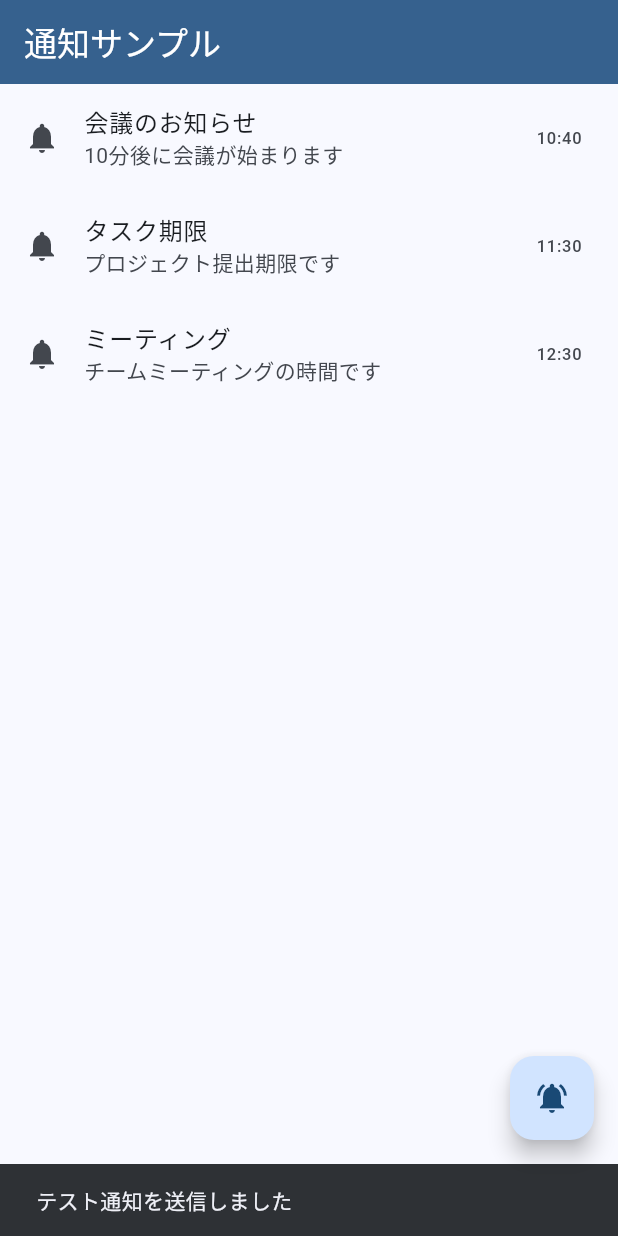
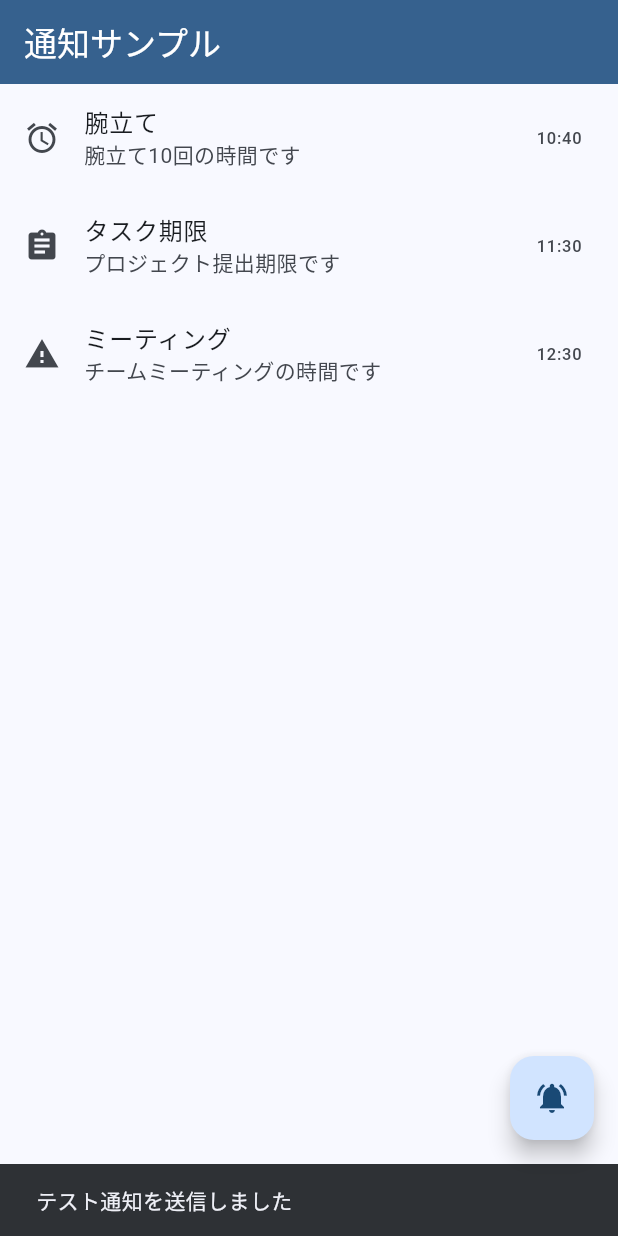
Before and after one commit to tanakacha/pksha-hackathon-2025, a Flutter app: the screen it shows after launch, after a tap on the "notifications active" icon, on a phone screen of 412 x 824 dp. Run offline on Flutter 3.47's test engine with Material 3 defaults, Android fonts, the phone set to English and light mode, and no system bars; our stand-ins replace flutter_local_notifications, timezone.

Commit message:
feat: モックデータで任意の通知メッセージを送信 #1

```diff
--- a/lib/main.dart
+++ b/lib/main.dart
@@ -1,5 +1,6 @@
 import 'package:flutter/material.dart';
-import 'package:pksha/notification/notification.dart';
+import 'package:pksha/notification/models/notification_model.dart';
+import 'package:pksha/notification/services/notification_service.dart';
 // import 'services/notification_service.dart';
 // import 'models/notification_model.dart';
 
@@ -42,10 +43,10 @@ class _NotificationScreenState extends State<NotificationScreen> {
   final List<NotificationModel> _notifications = [
     NotificationModel(
       id: 1,
-      title: '会議のお知らせ',
-      message: '10分後に会議が始まります',
+      title: '腕立て',
+      message: '腕立て10回の時間です',
       scheduledTime: DateTime.now().add(const Duration(minutes: 10)),
-      iconName: 'meeting',
+      iconName: 'alarm',
     ),
     NotificationModel(
       id: 2,
@@ -106,12 +107,30 @@ class _NotificationScreenState extends State<NotificationScreen> {
       title: '予約通知テスト',
       body: '10秒後に予約した通知です',
       scheduledTime: now,
-      iconName: 'test',
+      iconName: 'alarm',
     );
 
     ScaffoldMessenger.of(
       context,
     ).showSnackBar(const SnackBar(content: Text('テスト通知を送信しました')));
+  }
+
+  // アイコン名から適切なIconDataを取得
+  IconData _getIconData(String? iconName) {
+    switch (iconName) {
+      case 'alarm':
+        return Icons.alarm;
+      case 'meeting':
+        return Icons.people;
+      case 'task':
+        return Icons.assignment;
+      case 'alert':
+        return Icons.warning;
+      case 'test':
+        return Icons.notifications_active;
+      default:
+        return Icons.notifications;
+    }
   }
 
   @override
@@ -132,7 +151,7 @@ class _NotificationScreenState extends State<NotificationScreen> {
             trailing: Text(
               '${notification.scheduledTime.hour}:${notification.scheduledTime.minute.toString().padLeft(2, '0')}',
             ),
-            leading: const Icon(Icons.notifications),
+            leading: Icon(_getIconData(notification.iconName)),
           );
         },
       ),
--- /dev/null
+++ b/lib/notification/models/notification_model.dart
@@ -0,0 +1,16 @@
+// 通知のモデルクラス
+class NotificationModel {
+  final int id;
+  final String title;
+  final String message;
+  final DateTime scheduledTime;
+  final String? iconName;
+
+  NotificationModel({
+    required this.id,
+    required this.title,
+    required this.message,
+    required this.scheduledTime,
+    this.iconName,
+  });
+}
--- a/lib/notification/notification.dart
+++ /dev/null
@@ -1,144 +0,0 @@
-import 'dart:io';
-import 'package:flutter/material.dart';
-import 'package:flutter_local_notifications/flutter_local_notifications.dart';
-import 'package:timezone/timezone.dart' as tz;
-import 'package:timezone/data/latest.dart' as tz_data;
-
-class NotificationService {
-  static final NotificationService _instance = NotificationService._internal();
-  final FlutterLocalNotificationsPlugin flutterLocalNotificationsPlugin =
-      FlutterLocalNotificationsPlugin();
-
-  factory NotificationService() {
-    return _instance;
-  }
-
-  NotificationService._internal();
-
-  Future<void> initialize() async {
-    tz_data.initializeTimeZones();
-
-    // iOS 通知設定 - フォアグラウンド表示設定を強化
-    final DarwinInitializationSettings iOSSettings =
-        DarwinInitializationSettings(
-          requestAlertPermission: true,
-          requestBadgePermission: true,
-          requestSoundPermission: true,
-          defaultPresentAlert: true,
-          defaultPresentBadge: true,
-          defaultPresentSound: true,
-          defaultPresentBanner: true,
-          defaultPresentList: true,
-          notificationCategories: [
-            DarwinNotificationCategory(
-              'plainCategory',
-              actions: [DarwinNotificationAction.plain('id', 'タイトル')],
-              options: <DarwinNotificationCategoryOption>{
-                DarwinNotificationCategoryOption.hiddenPreviewShowTitle,
-              },
-            ),
-          ],
-        );
-
-    final InitializationSettings initSettings = InitializationSettings(
-      iOS: iOSSettings,
-    );
-
-    await flutterLocalNotificationsPlugin.initialize(
-      initSettings,
-      onDidReceiveNotificationResponse: (NotificationResponse details) {
-        debugPrint('通知がタップされました: ${details.payload}');
-      },
-    );
-
-    if (Platform.isIOS) {
-      await flutterLocalNotificationsPlugin
-          .resolvePlatformSpecificImplementation<
-            IOSFlutterLocalNotificationsPlugin
-          >()
-          ?.requestPermissions(alert: true, badge: true, sound: true);
-    }
-  }
-
-  // 即時通知を送信する簡易メソッド
-  Future<void> showNotification({
-    required int id,
-    required String title,
-    required String body,
-    String? iconName,
-  }) async {
-    // 最大レベルの割り込み設定でiOS通知を構成
-    final DarwinNotificationDetails iosDetails = DarwinNotificationDetails(
-      presentAlert: true,
-      presentBadge: true,
-      presentSound: true,
-      presentBanner: true,
-      presentList: true,
-      sound: 'default',
-      interruptionLevel: InterruptionLevel.timeSensitive, // 時間に敏感な通知として設定
-      categoryIdentifier: 'plainCategory', // カテゴリを設定
-    );
-
-    final NotificationDetails notificationDetails = NotificationDetails(
-      iOS: iosDetails,
-    );
-
-    await flutterLocalNotificationsPlugin.show(
-      id,
-      title,
-      body,
-      notificationDetails,
-    );
-  }
-
-  // 指定時間に通知を予約
-  Future<void> scheduleNotification({
-    required int id,
-    required String title,
-    required String body,
-    required DateTime scheduledTime,
-    String? iconName,
-  }) async {
-    final DarwinNotificationDetails iosDetails = DarwinNotificationDetails(
-      presentAlert: true,
-      presentBadge: true,
-      presentSound: true,
-      presentBanner: true,
-      presentList: true,
-      sound: 'default',
-      interruptionLevel: InterruptionLevel.timeSensitive,
-      categoryIdentifier: 'plainCategory',
-    );
-
-    final NotificationDetails notificationDetails = NotificationDetails(
-      iOS: iosDetails,
-    );
-
-    await flutterLocalNotificationsPlugin.zonedSchedule(
-      id,
-      title,
-      body,
-      tz.TZDateTime.from(scheduledTime, tz.local),
-      notificationDetails,
-      matchDateTimeComponents: DateTimeComponents.time,
-      androidScheduleMode: AndroidScheduleMode.exact,
-    );
-  }
-}
-
-// 通知のモデルクラス
-class NotificationModel {
-  final int id;
-  final String title;
-  final String message;
-  final DateTime scheduledTime;
-  final String? iconName;
-
-  NotificationModel({
-    required this.id,
-    required this.title,
-    required this.message,
-    required this.scheduledTime,
-    this.iconName,
-  });
-}
--- /dev/null
+++ b/lib/notification/services/notification_service.dart
@@ -0,0 +1,182 @@
+import 'dart:io';
+import 'package:flutter/material.dart';
+import 'package:flutter_local_notifications/flutter_local_notifications.dart';
+import 'package:timezone/timezone.dart' as tz;
+import 'package:timezone/data/latest.dart' as tz_data;
+
+class NotificationService {
+  static final NotificationService _instance = NotificationService._internal();
+  final FlutterLocalNotificationsPlugin flutterLocalNotificationsPlugin =
+      FlutterLocalNotificationsPlugin();
+
+  factory NotificationService() {
+    return _instance;
+  }
+
+  NotificationService._internal();
+
+  Future<void> initialize() async {
+    tz_data.initializeTimeZones();
+
+    // iOS 通知設定 - フォアグラウンド表示設定を強化
+    final DarwinInitializationSettings iOSSettings =
+        DarwinInitializationSettings(
+          requestAlertPermission: true,
+          requestBadgePermission: true,
+          requestSoundPermission: true,
+          defaultPresentAlert: true,
+          defaultPresentBadge: true,
+          defaultPresentSound: true,
+          defaultPresentBanner: true,
+          defaultPresentList: true,
+          notificationCategories: [
+            DarwinNotificationCategory(
+              'plainCategory',
+              actions: [DarwinNotificationAction.plain('id', 'タイトル')],
+              options: <DarwinNotificationCategoryOption>{
+                DarwinNotificationCategoryOption.hiddenPreviewShowTitle,
+              },
+            ),
+            DarwinNotificationCategory(
+              'alarm',
+              actions: [DarwinNotificationAction.plain('stop', '停止')],
+              options: <DarwinNotificationCategoryOption>{
+                DarwinNotificationCategoryOption.hiddenPreviewShowTitle,
+              },
+            ),
+          ],
+        );
+
+    final InitializationSettings initSettings = InitializationSettings(
+      iOS: iOSSettings,
+    );
+
+    await flutterLocalNotificationsPlugin.initialize(
+      initSettings,
+      onDidReceiveNotificationResponse: (NotificationResponse details) {
+        debugPrint('通知がタップされました: ${details.payload}');
+      },
+    );
+
+    if (Platform.isIOS) {
+      await flutterLocalNotificationsPlugin
+          .resolvePlatformSpecificImplementation<
+            IOSFlutterLocalNotificationsPlugin
+          >()
+          ?.requestPermissions(alert: true, badge: true, sound: true);
+    }
+  }
+
+  // 即時通知を送信する簡易メソッド
+  Future<void> showNotification({
+    required int id,
+    required String title,
+    required String body,
+    String? iconName,
+  }) async {
+    // 最大レベルの割り込み設定でiOS通知を構成
+    final DarwinNotificationDetails iosDetails = DarwinNotificationDetails(
+      presentAlert: true,
+      presentBadge: true,
+      presentSound: true,
+      presentBanner: true,
+      presentList: true,
+      sound: 'default',
+      interruptionLevel: InterruptionLevel.timeSensitive, // 時間に敏感な通知として設定
+      categoryIdentifier: iconName ?? 'alarm', // アラームまたは指定したアイコン名
+      threadIdentifier: 'alarm_notifications', // 通知をグループ化
+      attachments: getNotificationAttachment(iconName), // 通知にカスタム画像を添付
+    );
+
+    final NotificationDetails notificationDetails = NotificationDetails(
+      iOS: iosDetails,
+    );
+
+    await flutterLocalNotificationsPlugin.show(
+      id,
+      title,
+      body,
+      notificationDetails,
+    );
+  }
+
+  // 指定時間に通知を予約
+  Future<void> scheduleNotification({
+    required int id,
+    required String title,
+    required String body,
+    required DateTime scheduledTime,
+    String? iconName,
+  }) async {
+    final DarwinNotificationDetails iosDetails = DarwinNotificationDetails(
+      presentAlert: true,
+      presentBadge: true,
+      presentSound: true,
+      presentBanner: true,
+      presentList: true,
+      sound: 'default',
+      interruptionLevel: InterruptionLevel.timeSensitive,
+      categoryIdentifier: iconName ?? 'alarm', // アラームまたは指定したアイコン名
+      threadIdentifier: 'alarm_notifications', // 通知をグループ化
+    );
+
+    final NotificationDetails notificationDetails = NotificationDetails(
+      iOS: iosDetails,
+    );
+
+    await flutterLocalNotificationsPlugin.zonedSchedule(
+      id,
+      title,
+      body,
+      tz.TZDateTime.from(scheduledTime, tz.local),
+      notificationDetails,
+      matchDateTimeComponents: DateTimeComponents.time,
+      androidScheduleMode: AndroidScheduleMode.exact,
+    );
+  }
+
+  // 通知アイコン名に基づいて添付ファイルを取得
+  List<DarwinNotificationAttachment>? getNotificationAttachment(String? iconName) {
+    // iconNameに基づいて異なる添付ファイルを返す
+    // 注意: 実際の画像ファイルはiOSのAssets.xcassetsに追加する必要があります
+    try {
+      if (iconName == null) return null;
+
+      String assetName;
+
+      switch (iconName) {
+        case 'alarm':
+          assetName = 'alarm_icon';
+          break;
+        case 'task':
+          assetName = 'task_icon';
+          break;
+        case 'meeting':
+          assetName = 'meeting_icon';
+          break;
+        case 'alert':
+          assetName = 'alert_icon';
+          break;
+        case 'test':
+          assetName = 'test_icon';
+          break;
+        default:
+          assetName = 'notification_icon';
+      }
+
+      // iOS用の添付ファイルパス
+      // 注意: 実際のパスはプロジェクトによって異なる場合があります
+      final String attachmentPath = 'Library/Application Support/NotificationImages/$assetName.png';
+      return [
+        DarwinNotificationAttachment(
+          identifier: 'image',
+          url: Uri.file(attachmentPath),
+          hideThumbnail: false,
+        ),
+      ];
+    } catch (e) {
+      debugPrint('通知添付ファイルエラー: $e');
+      return null;
+    }
+  }
+}
```
